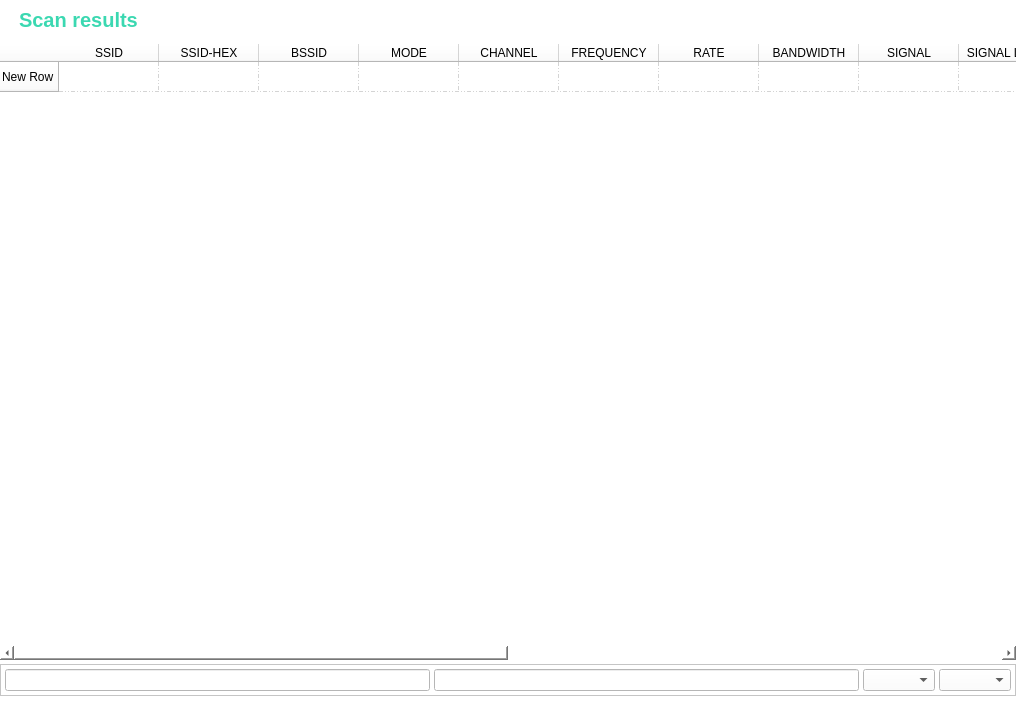
First picture: the form in pages/scan/scan.ui, repository nguyenduchuy-22NS024/wifi-security-analyzer, before the edit.
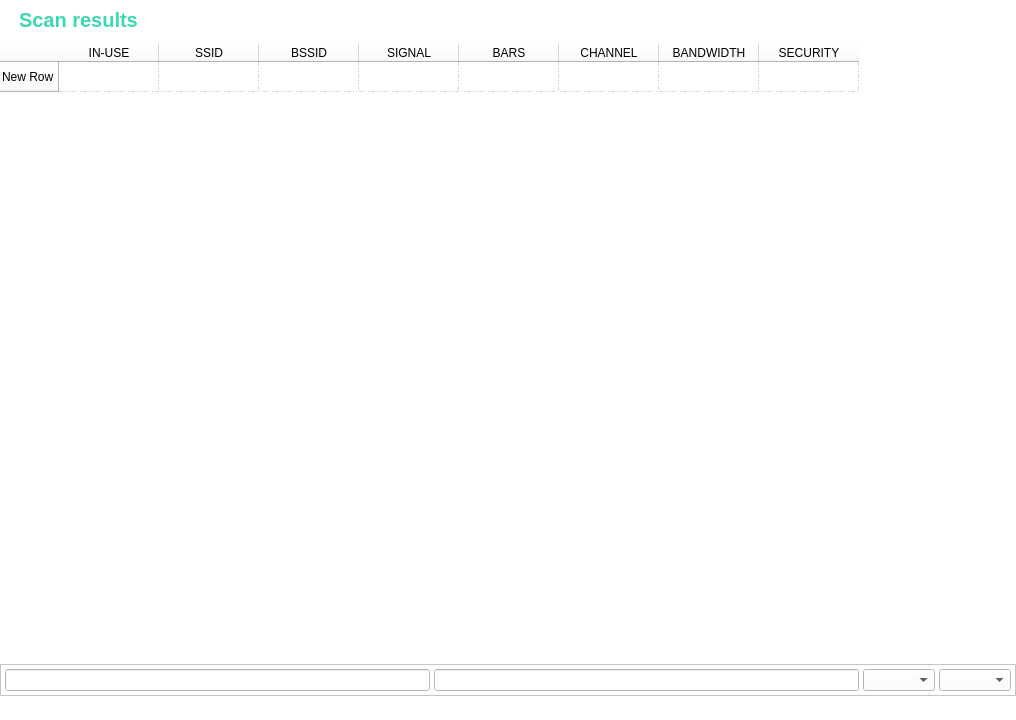
Second picture: the form after the edit. Icons and pictures are not drawn.

The edit to the form file:
```diff
--- a/pages/scan/scan.ui
+++ b/pages/scan/scan.ui
@@ -332,115 +332,60 @@
                  <enum>Qt::PenStyle::DashDotDotLine</enum>
                 </property>
                 <property name="sortingEnabled">
-                 <bool>false</bool>
+                 <bool>true</bool>
                 </property>
+                <attribute name="horizontalHeaderStretchLastSection">
+                 <bool>false</bool>
+                </attribute>
                 <row>
                  <property name="text">
                   <string>New Row</string>
                  </property>
                 </row>
+                <column>
+                 <property name="text">
+                  <string>IN-USE</string>
+                 </property>
+                </column>
                 <column>
                  <property name="text">
                   <string>SSID</string>
                  </property>
                 </column>
-                <column>
-                 <property name="text">
-                  <string>SSID-HEX</string>
-                 </property>
-                </column>
                 <column>
                  <property name="text">
                   <string>BSSID</string>
                  </property>
                 </column>
-                <column>
-                 <property name="text">
-                  <string>MODE</string>
-                 </property>
-                </column>
-                <column>
-                 <property name="text">
-                  <string>CHANNEL</string>
-                 </property>
-                </column>
-                <column>
-                 <property name="text">
-                  <string>FREQUENCY</string>
-                 </property>
-                </column>
-                <column>
-                 <property name="text">
-                  <string>RATE</string>
-                 </property>
-                </column>
-                <column>
-                 <property name="text">
-                  <string>BANDWIDTH</string>
-                 </property>
-                </column>
                 <column>
                  <property name="text">
                   <string>SIGNAL</string>
                  </property>
                 </column>
-                <column>
-                 <property name="text">
-                  <string>SIGNAL LEVEL</string>
-                 </property>
-                </column>
                 <column>
                  <property name="text">
                   <string>BARS</string>
                  </property>
                 </column>
+                <column>
+                 <property name="text">
+                  <string>CHANNEL</string>
+                 </property>
+                </column>
+                <column>
+                 <property name="text">
+                  <string>BANDWIDTH</string>
+                 </property>
+                </column>
                 <column>
                  <property name="text">
                   <string>SECURITY</string>
                  </property>
                 </column>
-                <column>
-                 <property name="text">
-                  <string>SECURITY LEVEL</string>
-                 </property>
-                </column>
-                <column>
-                 <property name="text">
-                  <string>WPA-FLAGS</string>
-                 </property>
-                </column>
-                <column>
-                 <property name="text">
-                  <string>RSN-FLAGS</string>
-                 </property>
-                </column>
-                <column>
-                 <property name="text">
-                  <string>ACTIVE</string>
-                 </property>
-                </column>
-                <column>
-                 <property name="text">
-                  <string>IN-USE</string>
-                 </property>
-                </column>
-                <column>
-                 <property name="text">
-                  <string>INTERFACE</string>
-                 </property>
-                </column>
-                <item row="0" column="0">
-                 <property name="text">
-                  <string/>
-                 </property>
-                </item>
                 <item row="0" column="1">
                  <property name="text">
                   <string/>
                  </property>
-                 <property name="flags">
-                  <set>ItemIsSelectable|ItemIsDragEnabled|ItemIsDropEnabled|ItemIsUserCheckable|ItemIsEnabled</set>
-                 </property>
                 </item>
                </widget>
               </item>
```
